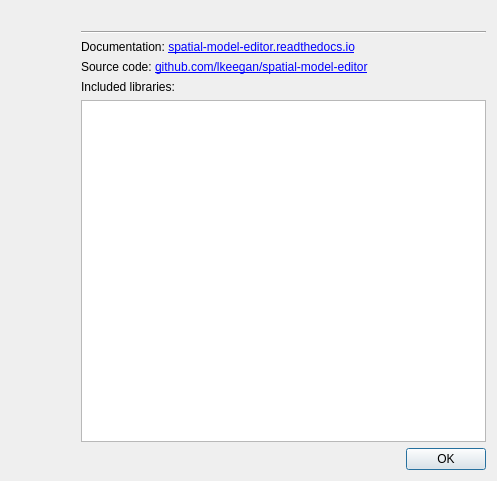
Before: the Qt Designer form ui/dialogabout.ui in spatial-model-editor/spatial-model-editor, drawn with Qt 5.
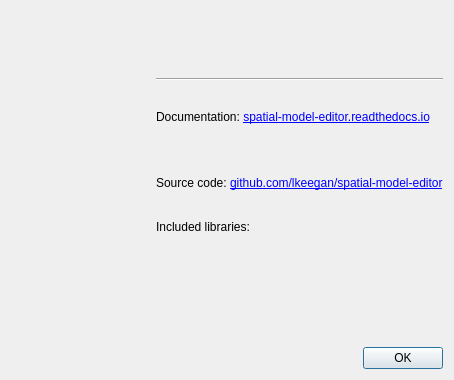
After: the same form once the commit is applied.

What changed in the file:
```diff
--- a/ui/dialogabout.ui
+++ b/ui/dialogabout.ui
@@ -6,8 +6,8 @@
    <rect>
     <x>0</x>
     <y>0</y>
-    <width>497</width>
-    <height>481</height>
+    <width>454</width>
+    <height>380</height>
    </rect>
   </property>
   <property name="sizePolicy">
@@ -60,26 +60,6 @@
        </property>
       </widget>
      </item>
-     <item row="5" column="1">
-      <widget class="QTextBrowser" name="txtLibraries">
-       <property name="lineWrapMode">
-        <enum>QTextEdit::NoWrap</enum>
-       </property>
-       <property name="textInteractionFlags">
-        <set>Qt::LinksAccessibleByKeyboard|Qt::LinksAccessibleByMouse</set>
-       </property>
-       <property name="openExternalLinks">
-        <bool>true</bool>
-       </property>
-      </widget>
-     </item>
-     <item row="4" column="1">
-      <widget class="QLabel" name="lblLibraries">
-       <property name="text">
-        <string>Included libraries:</string>
-       </property>
-      </widget>
-     </item>
      <item row="2" column="1">
       <widget class="QLabel" name="lblDocumentation">
        <property name="text">
@@ -128,6 +108,28 @@
        </property>
       </widget>
      </item>
+     <item row="4" column="1" rowspan="2">
+      <widget class="QLabel" name="lblLibraries">
+       <property name="sizePolicy">
+        <sizepolicy hsizetype="Preferred" vsizetype="Expanding">
+         <horstretch>0</horstretch>
+         <verstretch>0</verstretch>
+        </sizepolicy>
+       </property>
+       <property name="text">
+        <string>Included libraries:</string>
+       </property>
+       <property name="alignment">
+        <set>Qt::AlignLeading|Qt::AlignLeft|Qt::AlignTop</set>
+       </property>
+       <property name="openExternalLinks">
+        <bool>true</bool>
+       </property>
+       <property name="textInteractionFlags">
+        <set>Qt::LinksAccessibleByKeyboard|Qt::LinksAccessibleByMouse</set>
+       </property>
+      </widget>
+     </item>
     </layout>
    </item>
    <item>
```
Left out of the diff: 2 changed lines with no effect on the pictures.
